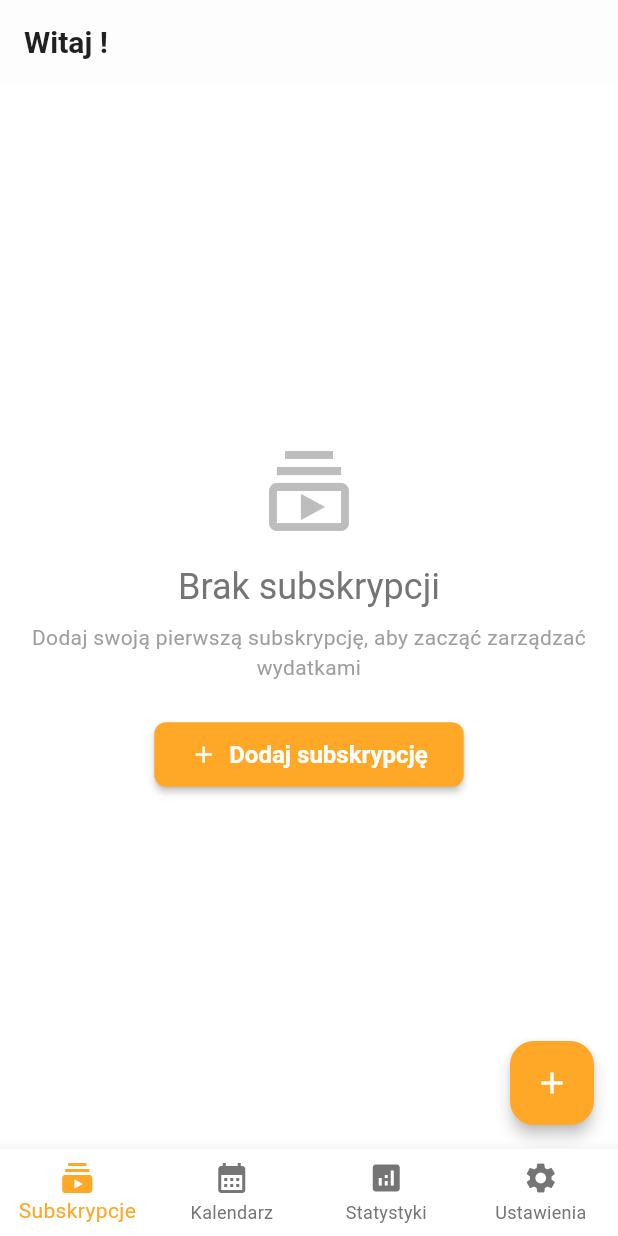
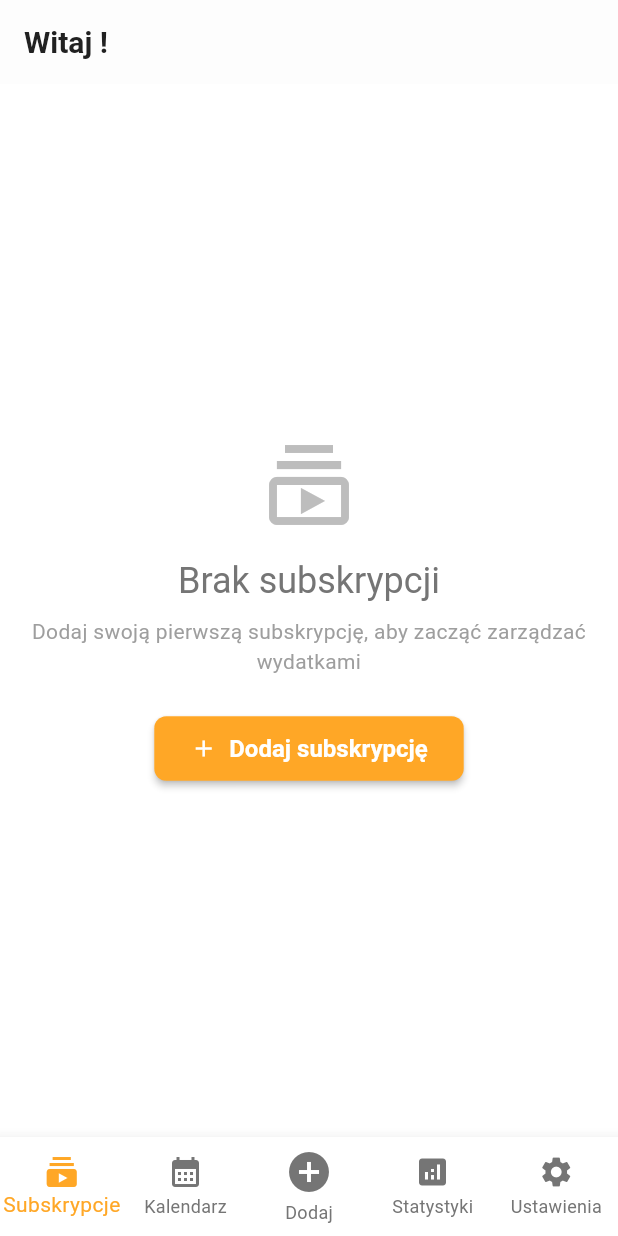
Before and after one commit to domi802/praca_inzynierska, a Flutter app: the screen it shows once a user with an empty profile is signed in, on a phone screen of 412 x 824 dp. Run offline on Flutter 3.47's test engine with Material 3 defaults, Android fonts, the phone set to English and light mode, and no system bars; our stand-ins replace cloud_firestore, equatable, firebase_auth, firebase_core, flutter_bloc, flutter_local_notifications and 4 more; accounts and stored records are empty.

Commit message:
add button on menu bar

```diff
--- a/lib/core/widgets/main_scaffold.dart
+++ b/lib/core/widgets/main_scaffold.dart
@@ -35,6 +35,10 @@ class MainScaffold extends StatelessWidget {
           label: 'Kalendarz',
         ),
         BottomNavigationBarItem(
+          icon: Icon(Icons.add_circle, size: 32),
+          label: 'Dodaj',
+        ),
+        BottomNavigationBarItem(
           icon: Icon(Icons.analytics),
           label: 'Statystyki',
         ),
@@ -52,9 +56,9 @@ class MainScaffold extends StatelessWidget {
     } else if (currentPath.startsWith('/calendar')) {
       return 1; // Kalendarz
     } else if (currentPath.startsWith('/stats')) {
-      return 2; // Statystyki
+      return 3; // Statystyki (przesunięte o jeden)
     } else if (currentPath.startsWith('/settings')) {
-      return 3; // Ustawienia
+      return 4; // Ustawienia (przesunięte o jeden)
     }
     return 0; // Domyślnie subskrypcje
   }
@@ -68,9 +72,12 @@ class MainScaffold extends StatelessWidget {
         context.go('/calendar');
         break;
       case 2:
+        context.go('/subscription/add');
+        break;
+      case 3:
         context.go('/stats');
         break;
-      case 3:
+      case 4:
         context.go('/settings');
         break;
     }
--- a/lib/features/calendar/presentation/calendar_screen.dart
+++ b/lib/features/calendar/presentation/calendar_screen.dart
@@ -107,12 +107,6 @@ class _CalendarScreenState extends State<CalendarScreen> with TickerProviderStat
             ],
           );
         },
-      ),
-      floatingActionButton: FloatingActionButton(
-        onPressed: () {
-          context.push('/subscription/add');
-        },
-        child: const Icon(Icons.add),
       ),
     );
   }
--- a/lib/features/subscriptions/presentation/subscriptions_list_screen.dart
+++ b/lib/features/subscriptions/presentation/subscriptions_list_screen.dart
@@ -102,11 +102,6 @@ class _SubscriptionsListScreenState extends State<SubscriptionsListScreen> {
             return _buildEmptyState();
           },
         ),
-      ),
-      floatingActionButton: FloatingActionButton(
-        onPressed: () => context.go('/subscription/add'),
-        child: const Icon(Icons.add),
-        tooltip: 'Dodaj subskrypcję',
       ),
     );
   }
```
